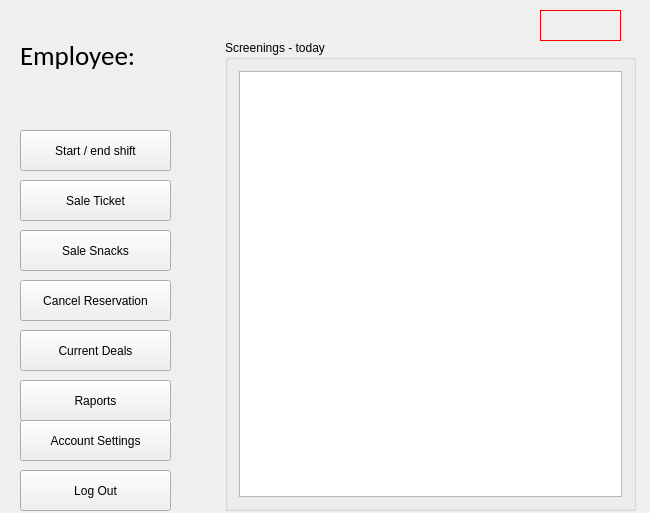
The window that EmployeePage.ui (JustKoshi/QTCinemaProject) describes before a commit, drawn with Qt 5.
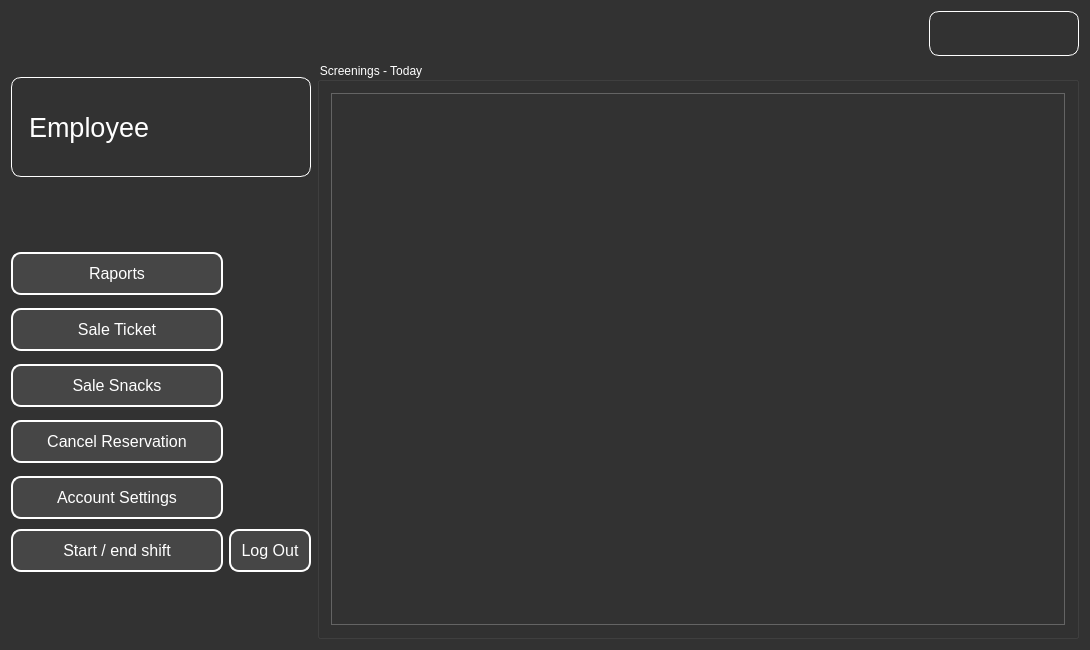
The same window after the commit.

The edit to the form file:
```diff
--- a/EmployeePage.ui
+++ b/EmployeePage.ui
@@ -6,10 +6,16 @@
    <rect>
     <x>0</x>
     <y>0</y>
-    <width>650</width>
-    <height>513</height>
+    <width>1090</width>
+    <height>650</height>
    </rect>
   </property>
+  <property name="maximumSize">
+   <size>
+    <width>16777215</width>
+    <height>650</height>
+   </size>
+  </property>
   <property name="windowTitle">
    <string>EmployeePage</string>
   </property>
@@ -17,205 +23,485 @@
    <string notr="true"/>
   </property>
   <widget class="QWidget" name="centralWidget">
-   <widget class="QPushButton" name="pushButton_checkOut">
-    <property name="geometry">
-     <rect>
-      <x>20</x>
-      <y>130</y>
-      <width>151</width>
-      <height>41</height>
-     </rect>
-    </property>
-    <property name="font">
-     <font>
-      <pointsize>9</pointsize>
-     </font>
-    </property>
-    <property name="text">
-     <string>Start / end shift</string>
-    </property>
-   </widget>
-   <widget class="QLabel" name="label_name">
-    <property name="geometry">
-     <rect>
-      <x>20</x>
-      <y>10</y>
-      <width>351</width>
-      <height>91</height>
-     </rect>
-    </property>
-    <property name="font">
-     <font>
-      <family>Calibri</family>
-      <pointsize>20</pointsize>
-     </font>
-    </property>
-    <property name="text">
-     <string>Employee:</string>
-    </property>
-   </widget>
-   <widget class="QLabel" name="label_Time">
-    <property name="geometry">
-     <rect>
-      <x>540</x>
-      <y>10</y>
-      <width>81</width>
-      <height>31</height>
-     </rect>
-    </property>
-    <property name="styleSheet">
-     <string notr="true">QLabel{
-border: 1px solid rgb(255, 0, 0);
+   <property name="styleSheet">
+    <string notr="true">QWidget{
+background-color: rgb(50,50,50);
 }</string>
-    </property>
-    <property name="text">
-     <string/>
-    </property>
-   </widget>
-   <widget class="QPushButton" name="pushButton_ticket_sale">
-    <property name="geometry">
-     <rect>
-      <x>20</x>
-      <y>180</y>
-      <width>151</width>
-      <height>41</height>
-     </rect>
-    </property>
-    <property name="font">
-     <font>
-      <pointsize>9</pointsize>
-     </font>
-    </property>
-    <property name="text">
-     <string>Sale Ticket</string>
-    </property>
-   </widget>
-   <widget class="QGroupBox" name="groupBox">
-    <property name="geometry">
-     <rect>
-      <x>225</x>
-      <y>40</y>
-      <width>411</width>
-      <height>471</height>
-     </rect>
-    </property>
-    <property name="title">
-     <string>Screenings - today</string>
-    </property>
-    <layout class="QVBoxLayout" name="verticalLayout_6">
-     <item>
-      <widget class="QTableView" name="tableView"/>
-     </item>
-    </layout>
-   </widget>
-   <widget class="QPushButton" name="pushButton_snack_sale">
-    <property name="geometry">
-     <rect>
-      <x>20</x>
-      <y>230</y>
-      <width>151</width>
-      <height>41</height>
-     </rect>
-    </property>
-    <property name="font">
-     <font>
-      <pointsize>9</pointsize>
-     </font>
-    </property>
-    <property name="text">
-     <string>Sale Snacks</string>
-    </property>
-   </widget>
-   <widget class="QPushButton" name="pushButton_account_settings">
-    <property name="geometry">
-     <rect>
-      <x>20</x>
-      <y>420</y>
-      <width>151</width>
-      <height>41</height>
-     </rect>
-    </property>
-    <property name="font">
-     <font>
-      <pointsize>9</pointsize>
-     </font>
-    </property>
-    <property name="text">
-     <string>Account Settings</string>
-    </property>
-   </widget>
-   <widget class="QPushButton" name="pushButton_reports">
-    <property name="geometry">
-     <rect>
-      <x>20</x>
-      <y>380</y>
-      <width>151</width>
-      <height>41</height>
-     </rect>
-    </property>
-    <property name="font">
-     <font>
-      <pointsize>9</pointsize>
-     </font>
-    </property>
-    <property name="text">
-     <string>Raports</string>
-    </property>
-   </widget>
-   <widget class="QPushButton" name="pushButton_raports_2">
-    <property name="geometry">
-     <rect>
-      <x>20</x>
-      <y>330</y>
-      <width>151</width>
-      <height>41</height>
-     </rect>
-    </property>
-    <property name="font">
-     <font>
-      <pointsize>9</pointsize>
-     </font>
-    </property>
-    <property name="text">
-     <string>Current Deals</string>
-    </property>
-   </widget>
-   <widget class="QPushButton" name="pushButton_cancel_reservation">
-    <property name="geometry">
-     <rect>
-      <x>20</x>
-      <y>280</y>
-      <width>151</width>
-      <height>41</height>
-     </rect>
-    </property>
-    <property name="font">
-     <font>
-      <pointsize>9</pointsize>
-     </font>
-    </property>
-    <property name="text">
-     <string>Cancel Reservation</string>
-    </property>
-   </widget>
-   <widget class="QPushButton" name="pushButton_logout">
-    <property name="geometry">
-     <rect>
-      <x>20</x>
-      <y>470</y>
-      <width>151</width>
-      <height>41</height>
-     </rect>
-    </property>
-    <property name="font">
-     <font>
-      <pointsize>9</pointsize>
-     </font>
-    </property>
-    <property name="text">
-     <string>Log Out</string>
-    </property>
-   </widget>
+   </property>
+   <layout class="QHBoxLayout" name="horizontalLayout_2">
+    <item>
+     <layout class="QVBoxLayout" name="verticalLayout_2">
+      <item>
+       <widget class="QLabel" name="label_name">
+        <property name="minimumSize">
+         <size>
+          <width>300</width>
+          <height>100</height>
+         </size>
+        </property>
+        <property name="maximumSize">
+         <size>
+          <width>16777215</width>
+          <height>100</height>
+         </size>
+        </property>
+        <property name="font">
+         <font>
+          <family>Arial</family>
+          <pointsize>20</pointsize>
+         </font>
+        </property>
+        <property name="styleSheet">
+         <string notr="true">QLabel{
+color: white;
+border: 1px solid white;
+    border-radius: 10px;
+          padding: 10px;
+}</string>
+        </property>
+        <property name="text">
+         <string>Employee</string>
+        </property>
+        <property name="wordWrap">
+         <bool>true</bool>
+        </property>
+       </widget>
+      </item>
+      <item>
+       <layout class="QGridLayout" name="gridLayout">
+        <item row="4" column="1">
+         <widget class="QLabel" name="label_5">
+          <property name="minimumSize">
+           <size>
+            <width>50</width>
+            <height>50</height>
+           </size>
+          </property>
+          <property name="maximumSize">
+           <size>
+            <width>50</width>
+            <height>50</height>
+           </size>
+          </property>
+          <property name="text">
+           <string/>
+          </property>
+         </widget>
+        </item>
+        <item row="3" column="0">
+         <widget class="QPushButton" name="pushButton_cancel_reservation">
+          <property name="minimumSize">
+           <size>
+            <width>0</width>
+            <height>40</height>
+           </size>
+          </property>
+          <property name="font">
+           <font>
+            <pointsize>-1</pointsize>
+           </font>
+          </property>
+          <property name="styleSheet">
+           <string notr="true">   QPushButton {
+            background-color: rgb(70, 70, 70);
+            color: white;
+            border: 2px solid white;
+            border-radius: 10px;
+            padding: 10px;
+            font-size: 16px;
+        }
+        QPushButton:hover {
+            background-color: rgb(90, 90, 90);
+            border: 2px solid rgb(120, 120, 120);
+        }
+        QPushButton:pressed {
+            background-color: rgb(50, 50, 50);
+            border: 2px solid rgb(150, 150, 150);
+        }</string>
+          </property>
+          <property name="text">
+           <string>Cancel Reservation</string>
+          </property>
+         </widget>
+        </item>
+        <item row="2" column="1">
+         <widget class="QLabel" name="label_3">
+          <property name="minimumSize">
+           <size>
+            <width>50</width>
+            <height>50</height>
+           </size>
+          </property>
+          <property name="maximumSize">
+           <size>
+            <width>50</width>
+            <height>50</height>
+           </size>
+          </property>
+          <property name="text">
+           <string/>
+          </property>
+         </widget>
+        </item>
+        <item row="0" column="1">
+         <widget class="QLabel" name="label">
+          <property name="minimumSize">
+           <size>
+            <width>50</width>
+            <height>50</height>
+           </size>
+          </property>
+          <property name="maximumSize">
+           <size>
+            <width>50</width>
+            <height>50</height>
+           </size>
+          </property>
+          <property name="text">
+           <string/>
+          </property>
+         </widget>
+        </item>
+        <item row="1" column="1">
+         <widget class="QLabel" name="label_2">
+          <property name="minimumSize">
+           <size>
+            <width>50</width>
+            <height>50</height>
+           </size>
+          </property>
+          <property name="maximumSize">
+           <size>
+            <width>50</width>
+            <height>50</height>
+           </size>
+          </property>
+          <property name="text">
+           <string/>
+          </property>
+         </widget>
+        </item>
+        <item row="3" column="1">
+         <widget class="QLabel" name="label_4">
+          <property name="minimumSize">
+           <size>
+            <width>50</width>
+            <height>50</height>
+           </size>
+          </property>
+          <property name="maximumSize">
+           <size>
+            <width>50</width>
+            <height>50</height>
+           </size>
+          </property>
+          <property name="text">
+           <string/>
+          </property>
+         </widget>
+        </item>
+        <item row="2" column="0">
+         <widget class="QPushButton" name="pushButton_snack_sale">
+          <property name="minimumSize">
+           <size>
+            <width>0</width>
+            <height>40</height>
+           </size>
+          </property>
+          <property name="font">
+           <font>
+            <pointsize>-1</pointsize>
+           </font>
+          </property>
+          <property name="styleSheet">
+           <string notr="true">   QPushButton {
+            background-color: rgb(70, 70, 70);
+            color: white;
+            border: 2px solid white;
+            border-radius: 10px;
+            padding: 10px;
+            font-size: 16px;
+        }
+        QPushButton:hover {
+            background-color: rgb(90, 90, 90);
+            border: 2px solid rgb(120, 120, 120);
+        }
+        QPushButton:pressed {
+            background-color: rgb(50, 50, 50);
+            border: 2px solid rgb(150, 150, 150);
+        }</string>
+          </property>
+          <property name="text">
+           <string>Sale Snacks</string>
+          </property>
+         </widget>
+        </item>
+        <item row="5" column="1">
+         <widget class="QPushButton" name="pushButton_logout">
+          <property name="minimumSize">
+           <size>
+            <width>0</width>
+            <height>40</height>
+           </size>
+          </property>
+          <property name="font">
+           <font>
+            <pointsize>-1</pointsize>
+           </font>
+          </property>
+          <property name="styleSheet">
+           <string notr="true">   QPushButton {
+            background-color: rgb(70, 70, 70);
+            color: white;
+            border: 2px solid white;
+            border-radius: 10px;
+            padding: 10px;
+            font-size: 16px;
+        }
+        QPushButton:hover {
+            background-color: rgb(90, 90, 90);
+            border: 2px solid rgb(120, 120, 120);
+        }
+        QPushButton:pressed {
+            background-color: rgb(50, 50, 50);
+            border: 2px solid rgb(150, 150, 150);
+        }</string>
+          </property>
+          <property name="text">
+           <string>Log Out</string>
+          </property>
+         </widget>
+        </item>
+        <item row="1" column="0">
+         <widget class="QPushButton" name="pushButton_ticket_sale">
+          <property name="minimumSize">
+           <size>
+            <width>0</width>
+            <height>40</height>
+           </size>
+          </property>
+          <property name="font">
+           <font>
+            <pointsize>-1</pointsize>
+           </font>
+          </property>
+          <property name="styleSheet">
+           <string notr="true">   QPushButton {
+            background-color: rgb(70, 70, 70);
+            color: white;
+            border: 2px solid white;
+            border-radius: 10px;
+            padding: 10px;
+            font-size: 16px;
+        }
+        QPushButton:hover {
+            background-color: rgb(90, 90, 90);
+            border: 2px solid rgb(120, 120, 120);
+        }
+        QPushButton:pressed {
+            background-color: rgb(50, 50, 50);
+            border: 2px solid rgb(150, 150, 150);
+        }</string>
+          </property>
+          <property name="text">
+           <string>Sale Ticket</string>
+          </property>
+         </widget>
+        </item>
+        <item row="5" column="0">
+         <widget class="QPushButton" name="pushButton_checkOut">
+          <property name="minimumSize">
+           <size>
+            <width>0</width>
+            <height>40</height>
+           </size>
+          </property>
+          <property name="font">
+           <font>
+            <pointsize>-1</pointsize>
+           </font>
+          </property>
+          <property name="styleSheet">
+           <string notr="true">   QPushButton {
+            background-color: rgb(70, 70, 70);
+            color: white;
+            border: 2px solid white;
+            border-radius: 10px;
+            padding: 10px;
+            font-size: 16px;
+        }
+        QPushButton:hover {
+            background-color: rgb(90, 90, 90);
+            border: 2px solid rgb(120, 120, 120);
+        }
+        QPushButton:pressed {
+            background-color: rgb(50, 50, 50);
+            border: 2px solid rgb(150, 150, 150);
+        }</string>
+          </property>
+          <property name="text">
+           <string>Start / end shift</string>
+          </property>
+         </widget>
+        </item>
+        <item row="4" column="0">
+         <widget class="QPushButton" name="pushButton_account_settings">
+          <property name="minimumSize">
+           <size>
+            <width>0</width>
+            <height>40</height>
+           </size>
+          </property>
+          <property name="font">
+           <font>
+            <pointsize>-1</pointsize>
+           </font>
+          </property>
+          <property name="styleSheet">
+           <string notr="true">   QPushButton {
+            background-color: rgb(70, 70, 70);
+            color: white;
+            border: 2px solid white;
+            border-radius: 10px;
+            padding: 10px;
+            font-size: 16px;
+        }
+        QPushButton:hover {
+            background-color: rgb(90, 90, 90);
+            border: 2px solid rgb(120, 120, 120);
+        }
+        QPushButton:pressed {
+            background-color: rgb(50, 50, 50);
+            border: 2px solid rgb(150, 150, 150);
+        }</string>
+          </property>
+          <property name="text">
+           <string>Account Settings</string>
+          </property>
+         </widget>
+        </item>
+        <item row="0" column="0">
+         <widget class="QPushButton" name="pushButton_reports">
+          <property name="minimumSize">
+           <size>
+            <width>0</width>
+            <height>40</height>
+           </size>
+          </property>
+          <property name="font">
+           <font>
+            <pointsize>-1</pointsize>
+           </font>
+          </property>
+          <property name="styleSheet">
+           <string notr="true">   QPushButton {
+            background-color: rgb(70, 70, 70);
+            color: white;
+            border: 2px solid white;
+            border-radius: 10px;
+            padding: 10px;
+            font-size: 16px;
+        }
+        QPushButton:hover {
+            background-color: rgb(90, 90, 90);
+            border: 2px solid rgb(120, 120, 120);
+        }
+        QPushButton:pressed {
+            background-color: rgb(50, 50, 50);
+            border: 2px solid rgb(150, 150, 150);
+        }</string>
+          </property>
+          <property name="text">
+           <string>Raports</string>
+          </property>
+         </widget>
+        </item>
+       </layout>
+      </item>
+     </layout>
+    </item>
+    <item>
+     <layout class="QVBoxLayout" name="verticalLayout">
+      <item alignment="Qt::AlignRight">
+       <widget class="QLabel" name="label_Time">
+        <property name="minimumSize">
+         <size>
+          <width>150</width>
+          <height>45</height>
+         </size>
+        </property>
+        <property name="maximumSize">
+         <size>
+          <width>170</width>
+          <height>45</height>
+         </size>
+        </property>
+        <property name="font">
+         <font>
+          <family>Arial</family>
+          <pointsize>20</pointsize>
+         </font>
+        </property>
+        <property name="styleSheet">
+         <string notr="true">QLabel{
+border: 1px solid rgb(255,255,255);
+color: white;
+ border-radius: 10px;
+  padding: 10px;
+}</string>
+        </property>
+        <property name="text">
+         <string/>
+        </property>
+       </widget>
+      </item>
+      <item>
+       <widget class="QGroupBox" name="groupBox">
+        <property name="styleSheet">
+         <string notr="true">QGroupBox{
+color: white;
+}</string>
+        </property>
+        <property name="title">
+         <string>Screenings - Today</string>
+        </property>
+        <layout class="QHBoxLayout" name="horizontalLayout">
+         <item>
+          <widget class="QTableView" name="tableView">
+           <property name="styleSheet">
+            <string notr="true">QTableView {
+    background-color: rgb(50, 50, 50);
+    color: white;
+    border: 1px solid rgb(100, 100, 100);
+    gridline-color: rgb(70, 70, 70);
+    selection-background-color: rgb(90, 90, 90);
+    selection-color: white;
+}
+
+QHeaderView::section {
+    background-color: rgb(70, 70, 70);
+    color: white;
+    padding: 5px;
+    border: 1px solid rgb(100, 100, 100);
+}
+
+QTableCornerButton::section {
+    background-color: rgb(70, 70, 70);
+    border: 1px solid rgb(100, 100, 100);
+}
+
+QTableView QTableView::item {
+    border: 1px solid rgb(70, 70, 70);
+}</string>
+           </property>
+          </widget>
+         </item>
+        </layout>
+       </widget>
+      </item>
+     </layout>
+    </item>
+   </layout>
   </widget>
  </widget>
  <layoutdefault spacing="6" margin="11"/>
```
